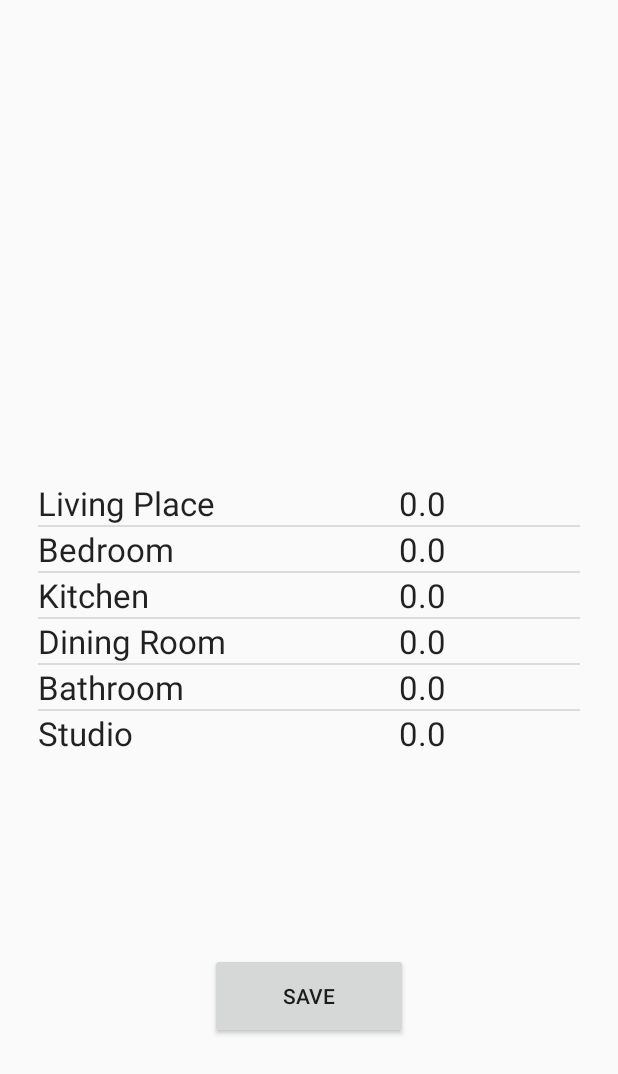
After one commit to FrankVargas427/maskUp, an Android app: the PlacesActivity screen opened directly, with no data from a screen before it, on a phone screen of 412 x 824 dp. The commit adds this screen. Shown: the top 1074 px of the screen. Run offline under Robolectric (Android 15) with nearby library versions, the phone set to English and light mode, and no system bars; 1 statement that could not run was skipped.

Commit message:
Objetos de lugares añadidos, funcionalidad de frecuencia añadida.

```diff
--- a/app/src/main/java/com/henktech/maskup/activities/FlatActivity.java
+++ b/app/src/main/java/com/henktech/maskup/activities/FlatActivity.java
@@ -20,7 +20,8 @@ import java.util.Collections;
 import java.util.HashMap;
 
 public class FlatActivity extends AppCompatActivity {
-    private static final String FILENAME = "days.txt";
+    private static final String FILENAME_DAYS = "days.txt";
+    private static final String FILENAME_PLACES = "places.txt";
 
     @Override
     protected void onCreate(Bundle savedInstanceState) {
@@ -33,7 +34,7 @@ public class FlatActivity extends AppCompatActivity {
         new Handler().postDelayed(new Runnable() {
             @Override
             public void run() {
-                Intent mainIntent = new Intent(FlatActivity.this, HomeActivity.class);
+                Intent mainIntent = new Intent(FlatActivity.this, DayHourActivity.class);
                 FlatActivity.this.startActivity(mainIntent);
                 FlatActivity.this.finish();
             }
@@ -54,6 +55,7 @@ public class FlatActivity extends AppCompatActivity {
         for (Object intKey : employeeByKey) {
             Calendar entry = (Calendar) daysMap.get(intKey);
 
+            assert entry != null;
             @SuppressLint("DefaultLocale")
             String lineSet = DayHourManager.dayNumToString(
                     entry.get(Calendar.DAY_OF_WEEK)) +
--- a/app/src/main/java/com/henktech/maskup/activities/MainActivity.java
+++ b/app/src/main/java/com/henktech/maskup/activities/MainActivity.java
@@ -26,7 +26,7 @@ public class MainActivity extends AppCompatActivity {
             public void run() {
                 Intent mainIntent = null;
                 if (SaveLoadManager.loadFile(context) == null) {
-                    mainIntent = new Intent(MainActivity.this, HomeActivity.class);
+                    mainIntent = new Intent(MainActivity.this, DayHourActivity.class);
                 } else {
                     mainIntent = new Intent(MainActivity.this, FlatActivity.class);
                 }
--- /dev/null
+++ b/app/src/main/java/com/henktech/maskup/activities/PlacesActivity.java
@@ -0,0 +1,74 @@
+package com.henktech.maskup.activities;
+
+import android.content.Intent;
+import android.os.Bundle;
+import android.os.Handler;
+import android.view.View;
+import android.widget.AdapterView;
+import android.widget.Button;
+import android.widget.ListView;
+
+import androidx.appcompat.app.AppCompatActivity;
+
+import com.henktech.maskup.R;
+import com.henktech.maskup.pojos.Place;
+import com.henktech.maskup.tools.PlacesAdapter;
+import com.henktech.maskup.tools.PlacesDialog;
+
+import java.util.ArrayList;
+
+public class PlacesActivity extends AppCompatActivity implements PlacesDialog.DialogListener {
+    final ArrayList<Place> housePlaces = new ArrayList<>();
+    ListView listView;
+
+    public PlacesActivity() {
+        // make it so that if the places.txt is empty, make these. Else, make these but replace the ones that exist in the txt
+        housePlaces.add(new Place("Living Place", 0));
+        housePlaces.add(new Place("Bedroom", 0));
+        housePlaces.add(new Place("Kitchen", 0));
+        housePlaces.add(new Place("Dining Room", 0));
+        housePlaces.add(new Place("Bathroom", 0));
+        housePlaces.add(new Place("Studio", 0));
+    }
+
+    @Override
+    protected void onCreate(Bundle savedInstanceState) {
+        super.onCreate(savedInstanceState);
+        setContentView(R.layout.activity_places);
+        getSupportActionBar().hide();
+        listView = (ListView) findViewById(R.id.placesListView);
+        Button savePlacesBtn = findViewById(R.id.savePlacesButton);
+
+        listView.setAdapter(new PlacesAdapter(this,
+                android.R.layout.simple_list_item_multiple_choice, housePlaces));
+        listView.setChoiceMode(ListView.CHOICE_MODE_MULTIPLE_MODAL);
+
+        listView.setOnItemClickListener(new AdapterView.OnItemClickListener() {
+            @Override
+            public void onItemClick(AdapterView<?> parent, View view, int position, long id) {
+                PlacesDialog placesDialog = new PlacesDialog(housePlaces.get(position), position);
+                placesDialog.show(getSupportFragmentManager(), "Frequency");
+            }
+        });
+
+    }
+
+    public void savePlaces(View v) {
+        new Handler().postDelayed(new Runnable() {
+            @Override
+            public void run() {
+                Intent mainIntent = new Intent(PlacesActivity.this, FlatActivity.class);
+                PlacesActivity.this.startActivity(mainIntent);
+                PlacesActivity.this.finish();
+            }
+        }, 100);
+    }
+
+    @Override
+    public void applyChanges(Place place, int position) {
+        housePlaces.set(position, place);
+
+        listView.setAdapter(new PlacesAdapter(this,
+                android.R.layout.simple_list_item_multiple_choice, housePlaces));
+    }
+}
--- a/app/src/main/java/com/henktech/maskup/managers/NotificationManager.java
+++ b/app/src/main/java/com/henktech/maskup/managers/NotificationManager.java
@@ -5,7 +5,7 @@ import android.app.PendingIntent;
 import android.content.Context;
 import android.content.Intent;
 
-import com.henktech.maskup.publishers.NotificationPublisher;
+import com.henktech.maskup.tools.NotificationPublisher;
 
 import java.util.Calendar;
 import java.util.HashMap;
--- /dev/null
+++ b/app/src/main/java/com/henktech/maskup/pojos/Place.java
@@ -0,0 +1,33 @@
+package com.henktech.maskup.pojos;
+
+public class Place {
+    String nameOfRoom;
+    float probability;
+    //Next iteration: picture
+
+    public Place() {
+        nameOfRoom = null;
+        probability = 0;
+    }
+
+    public Place(String nameOfRoom, float probability) {
+        this.nameOfRoom = nameOfRoom;
+        this.probability = probability;
+    }
+
+    public String getName() {
+        return nameOfRoom;
+    }
+
+    public void setName(String nameOfRoom) {
+        this.nameOfRoom = nameOfRoom;
+    }
+
+    public float getProbability() {
+        return probability;
+    }
+
+    public void setProbability(float probability) {
+        this.probability = probability;
+    }
+}
--- a/app/src/main/java/com/henktech/maskup/publishers/NotificationPublisher.java
+++ b/app/src/main/java/com/henktech/maskup/tools/NotificationPublisher.java
@@ -1,4 +1,4 @@
-package com.henktech.maskup.publishers;
+package com.henktech.maskup.tools;
 
 import android.app.NotificationManager;
 import android.app.PendingIntent;
--- /dev/null
+++ b/app/src/main/java/com/henktech/maskup/tools/PlacesAdapter.java
@@ -0,0 +1,39 @@
+package com.henktech.maskup.tools;
+
+import android.content.Context;
+import android.view.LayoutInflater;
+import android.view.View;
+import android.view.ViewGroup;
+import android.widget.ArrayAdapter;
+import android.widget.TextView;
+
+import androidx.annotation.LayoutRes;
+
+import com.henktech.maskup.R;
+import com.henktech.maskup.pojos.Place;
+
+import java.util.ArrayList;
+
+public class PlacesAdapter extends ArrayAdapter<Place> {
+    public PlacesAdapter(Context context, @LayoutRes int resource, ArrayList<Place> places) {
+        super(context, resource, places);
+    }
+
+    @Override
+    public View getView(int position, View convertView, ViewGroup parent) {
+        // Get the data item for this position
+        Place place = getItem(position);
+        // Check if an existing view is being reused, otherwise inflate the view
+        if (convertView == null) {
+            convertView = LayoutInflater.from(getContext()).inflate(R.layout.item_place, parent, false);
+        }
+        // Lookup view for data population
+        TextView tvName = (TextView) convertView.findViewById(R.id.tvName);
+        TextView tvProbability = (TextView) convertView.findViewById(R.id.tvProbability);
+        // Populate the data into the template view using the data object
+        tvName.setText(place.getName());
+        tvProbability.setText(String.valueOf(place.getProbability()));
+        // Return the completed view to render on screen
+        return convertView;
+    }
+}
--- /dev/null
+++ b/app/src/main/res/layout/activity_places.xml
@@ -0,0 +1,37 @@
+<?xml version="1.0" encoding="utf-8"?>
+<androidx.constraintlayout.widget.ConstraintLayout xmlns:android="http://schemas.android.com/apk/res/android"
+    xmlns:app="http://schemas.android.com/apk/res-auto"
+    xmlns:tools="http://schemas.android.com/tools"
+    android:layout_width="match_parent"
+    android:layout_height="match_parent"
+    tools:context=".activities.PlacesActivity">
+
+    <Button
+        android:id="@+id/savePlacesButton"
+        android:layout_width="132dp"
+        android:layout_height="57dp"
+        android:onClick="savePlaces"
+        android:text="@string/saveButton"
+        app:layout_constraintBottom_toBottomOf="parent"
+        app:layout_constraintEnd_toEndOf="parent"
+        app:layout_constraintStart_toStartOf="parent"
+        app:layout_constraintTop_toBottomOf="@+id/placesListView" />
+
+    <ListView
+        android:id="@+id/placesListView"
+        android:layout_width="match_parent"
+        android:layout_height="wrap_content"
+        android:layout_alignParentStart="true"
+        android:layout_alignParentLeft="true"
+        android:layout_alignParentTop="true"
+        android:layout_marginStart="25dp"
+        android:layout_marginLeft="25dp"
+        android:layout_marginEnd="25dp"
+        android:layout_marginRight="25dp"
+        android:choiceMode="multipleChoice"
+        app:layout_constraintBottom_toBottomOf="parent"
+        app:layout_constraintEnd_toEndOf="parent"
+        app:layout_constraintStart_toStartOf="parent"
+        app:layout_constraintTop_toTopOf="parent"></ListView>
+
+</androidx.constraintlayout.widget.ConstraintLayout>
--- /dev/null
+++ b/app/src/main/res/layout/item_place.xml
@@ -0,0 +1,20 @@
+<?xml version="1.0" encoding="utf-8"?>
+<LinearLayout xmlns:android="http://schemas.android.com/apk/res/android"
+    android:layout_width="match_parent"
+    android:layout_height="match_parent">
+
+    <TextView
+        android:id="@+id/tvName"
+        android:layout_width="0dp"
+        android:layout_height="wrap_content"
+        android:layout_weight="2"
+        android:textAppearance="@style/TextAppearance.AppCompat.Large" />
+
+    <TextView
+        android:id="@+id/tvProbability"
+        android:layout_width="0dp"
+        android:layout_height="wrap_content"
+        android:layout_weight="1"
+        android:textAppearance="@style/TextAppearance.AppCompat.Large" />
+
+</LinearLayout>
```
Also changed, not shown: app/src/main/AndroidManifest.xml (+5 -4 lines), app/src/main/java/com/henktech/maskup/activities/DayHourActivity.java (renamed from app/src/main/java/com/henktech/maskup/activities/HomeActivity.java, +9 -8 lines), app/src/main/java/com/henktech/maskup/tools/PlacesDialog.java (added, +70 -0 lines), app/src/main/res/layout/activity_dayshours.xml (renamed from app/src/main/res/layout/activity_home.xml, +3 -4 lines), app/src/main/res/layout/places_dialog.xml (added, +15 -0 lines).
